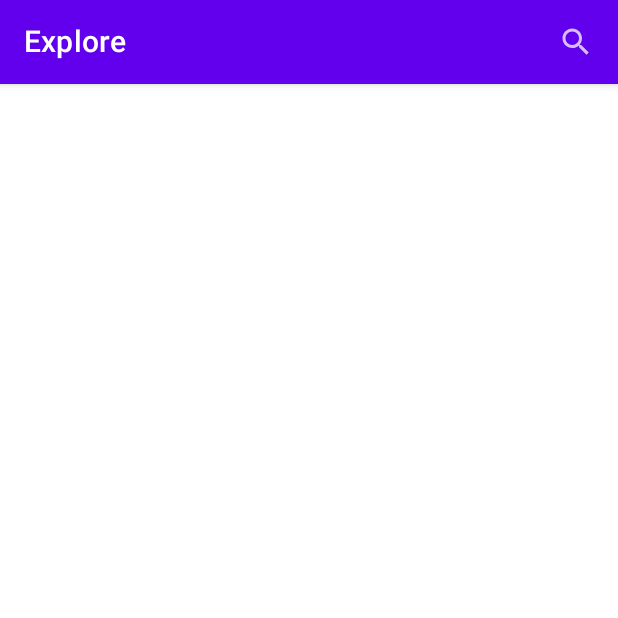
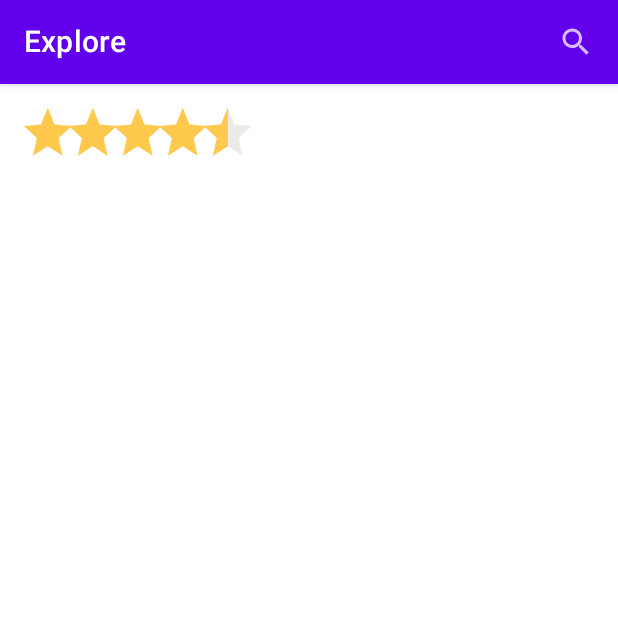
Before and after one commit to SvetlanaMelekhova/BorutoApp, an Android app built with Jetpack Compose: the HomeScreen screen opened through its navigation route, on a phone screen of 412 x 824 dp, the top half of it. Run offline under Robolectric (Android 15) with nearby library versions, the phone set to English and light mode, and no system bars; our stand-ins replace Dagger/Hilt's generated code, Room's generated code, accompanist, paging.

Commit message:
create rating widget

```diff
--- /dev/null
+++ b/app/src/main/java/com/svetlana/learn/borutoapp/presentation/components/RatingWidget.kt
@@ -0,0 +1,242 @@
+package com.svetlana.learn.borutoapp.presentation.components
+
+import android.util.Log
+import androidx.compose.foundation.Canvas
+import androidx.compose.foundation.layout.Arrangement
+import androidx.compose.foundation.layout.Row
+import androidx.compose.foundation.layout.size
+import androidx.compose.runtime.*
+import androidx.compose.ui.Modifier
+import androidx.compose.ui.geometry.Rect
+import androidx.compose.ui.geometry.Size
+import androidx.compose.ui.graphics.Path
+import androidx.compose.ui.graphics.drawscope.clipPath
+import androidx.compose.ui.graphics.drawscope.scale
+import androidx.compose.ui.graphics.drawscope.translate
+import androidx.compose.ui.graphics.vector.PathParser
+import androidx.compose.ui.res.stringResource
+import androidx.compose.ui.tooling.preview.Preview
+import androidx.compose.ui.unit.Dp
+import androidx.compose.ui.unit.dp
+import com.svetlana.learn.borutoapp.R
+import com.svetlana.learn.borutoapp.ui.theme.EXTRA_SMALL_PADDING
+import com.svetlana.learn.borutoapp.ui.theme.LightGray
+import com.svetlana.learn.borutoapp.ui.theme.StarColor
+
+@Composable
+fun RatingWidget(
+    modifier: Modifier,
+    rating: Double,
+    scaleFactor: Float = 2f,
+    spaceBetween: Dp = EXTRA_SMALL_PADDING
+) {
+    val result = calculateStars(rating = rating)
+    val starPathString = stringResource(id = R.string.star_path)
+    val starPath = remember {
+        PathParser().parsePathString(pathData = starPathString).toPath()
+    }
+    val startPathBounds = remember {
+        starPath.getBounds()
+    }
+
+    Row(
+        modifier = modifier,
+        horizontalArrangement = Arrangement.spacedBy(spaceBetween)
+    ) {
+        result["filledStars"]?.let {
+            repeat(it){
+                FilledStar(
+                    starPath = starPath,
+                    starPathBounds = startPathBounds,
+                    scaleFactor = scaleFactor
+                )
+            }
+        }
+        result["halfFieldStars"]?.let {
+            repeat(it){
+                HalfFilledStar(
+                    starPath = starPath,
+                    starPathBounds = startPathBounds,
+                    scaleFactor = scaleFactor
+                )
+            }
+        }
+        result["emptyStars"]?.let {
+            repeat(it){
+                EmptyStar(
+                    starPath = starPath,
+                    starPathBounds = startPathBounds,
+                    scaleFactor = scaleFactor
+                )
+            }
+        }
+    }
+}
+
+@Composable
+fun FilledStar(
+    starPath: Path,
+    starPathBounds: Rect,
+    scaleFactor: Float
+) {
+    Canvas(modifier = Modifier.size(24.dp)) {
+        val canvasSize = size
+
+        scale(scale = scaleFactor) {
+            val pathWidth = starPathBounds.width
+            val pathHeight = starPathBounds.height
+
+            val left = (canvasSize.width.div(2f)) - (pathWidth.div(1.7f))
+            val top = (canvasSize.height.div(2f)) - (pathHeight.div(1.7f))
+
+            translate(left = left, top = top) {
+                drawPath(
+                    path = starPath,
+                    color = StarColor
+                )
+            }
+        }
+    }
+}
+
+@Composable
+fun HalfFilledStar(
+    starPath: Path,
+    starPathBounds: Rect,
+    scaleFactor: Float
+) {
+    Canvas(modifier = Modifier.size(24.dp)) {
+        val canvasSize = size
+
+        scale(scale = scaleFactor) {
+            val pathWidth = starPathBounds.width
+            val pathHeight = starPathBounds.height
+
+            val left = (canvasSize.width.div(2f)) - (pathWidth.div(1.7f))
+            val top = (canvasSize.height.div(2f)) - (pathHeight.div(1.7f))
+
+            translate(left = left, top = top) {
+                drawPath(
+                    path = starPath,
+                    color = LightGray.copy(alpha = 0.5f)
+                )
+                clipPath(path = starPath) {
+                    drawRect(
+                        color = StarColor,
+                        size = Size(
+                            width = starPathBounds.maxDimension.div(1.7f),
+                            height = starPathBounds.maxDimension.times(scaleFactor)
+                        )
+                    )
+                }
+            }
+        }
+    }
+}
+
+@Composable
+fun EmptyStar(
+    starPath: Path,
+    starPathBounds: Rect,
+    scaleFactor: Float
+) {
+    Canvas(modifier = Modifier.size(24.dp)) {
+        val canvasSize = size
+
+        scale(scale = scaleFactor) {
+            val pathWidth = starPathBounds.width
+            val pathHeight = starPathBounds.height
+
+            val left = (canvasSize.width.div(2f)) - (pathWidth.div(1.7f))
+            val top = (canvasSize.height.div(2f)) - (pathHeight.div(1.7f))
+
+            translate(left = left, top = top) {
+                drawPath(
+                    path = starPath,
+                    color = LightGray.copy(alpha = 0.5f)
+                )
+            }
+        }
+    }
+}
+
+@Composable
+fun calculateStars(rating: Double): Map<String, Int> {
+    val maxStars by remember { mutableStateOf(5) }
+    var filledStars by remember { mutableStateOf(0) }
+    var halfFilledStars by remember { mutableStateOf(0) }
+    var emptyStars by remember { mutableStateOf(0) }
+
+    LaunchedEffect(key1 = rating) {
+        val (firstNumber, lastNumber) = rating.toString()
+            .split(".")
+            .map { it.toInt() }
+
+        if (firstNumber in 0..5 && lastNumber in 0..9) {
+            filledStars = firstNumber
+            if (lastNumber in 1..5) {
+                halfFilledStars++
+            }
+            if (lastNumber in 6..9) {
+                filledStars++
+            }
+            if (firstNumber == 5 && lastNumber > 0) {
+                emptyStars = 5
+                filledStars = 0
+                halfFilledStars = 0
+            }
+        } else {
+            Log.d("RatingWidget", "Invalid rating number.")
+        }
+    }
+
+    emptyStars = maxStars - (filledStars + halfFilledStars)
+    return mapOf(
+        "filledStars" to filledStars,
+        "halfFieldStars" to halfFilledStars,
+        "emptyStars" to emptyStars
+    )
+}
+
+
+@Composable
+@Preview(showBackground = true)
+fun FilledStarPreview() {
+    val starPathString = stringResource(id = R.string.star_path)
+    val starPath = remember {
+        PathParser().parsePathString(pathData = starPathString).toPath()
+    }
+    val startPathBounds = remember {
+        starPath.getBounds()
+    }
+
+    FilledStar(starPath = starPath, starPathBounds = startPathBounds, scaleFactor = 3f)
+}
+
+@Composable
+@Preview(showBackground = true)
+fun HalfFilledStarPreview() {
+    val starPathString = stringResource(id = R.string.star_path)
+    val starPath = remember {
+        PathParser().parsePathString(pathData = starPathString).toPath()
+    }
+    val startPathBounds = remember {
+        starPath.getBounds()
+    }
+
+    HalfFilledStar(starPath = starPath, starPathBounds = startPathBounds, scaleFactor = 3f)
+}
+
+@Composable
+@Preview(showBackground = true)
+fun EmptyFilledStarPreview() {
+    val starPathString = stringResource(id = R.string.star_path)
+    val starPath = remember {
+        PathParser().parsePathString(pathData = starPathString).toPath()
+    }
+    val startPathBounds = remember {
+        starPath.getBounds()
+    }
+
+    EmptyStar(starPath = starPath, starPathBounds = startPathBounds, scaleFactor = 3f)
+}
--- a/app/src/main/java/com/svetlana/learn/borutoapp/presentation/screens/home/HomeScreen.kt
+++ b/app/src/main/java/com/svetlana/learn/borutoapp/presentation/screens/home/HomeScreen.kt
@@ -1,9 +1,13 @@
 package com.svetlana.learn.borutoapp.presentation.screens.home
 
+import androidx.compose.foundation.layout.padding
 import androidx.compose.material.Scaffold
 import androidx.compose.runtime.Composable
+import androidx.compose.ui.Modifier
 import androidx.hilt.navigation.compose.hiltViewModel
 import androidx.paging.compose.collectAsLazyPagingItems
+import com.svetlana.learn.borutoapp.presentation.components.RatingWidget
+import com.svetlana.learn.borutoapp.ui.theme.LARGE_PADDING
 
 @Composable
 fun HomeScreen(
@@ -17,6 +21,9 @@ fun HomeScreen(
             HomeTopBar(onSearchClicked = {})
         }
     ) {
-
+        RatingWidget(
+            modifier = Modifier.padding(all = LARGE_PADDING),
+            rating = 4.3
+        )
     }
 }
--- a/app/src/main/java/com/svetlana/learn/borutoapp/ui/theme/Dimens.kt
+++ b/app/src/main/java/com/svetlana/learn/borutoapp/ui/theme/Dimens.kt
@@ -6,6 +6,7 @@ val EXTRA_LARGE_PADDING = 40.dp
 val LARGE_PADDING = 20.dp
 val MEDIUM_PADDING = 16.dp
 val SMALL_PADDING = 10.dp
+val EXTRA_SMALL_PADDING = 6.dp
 
 val PAGING_INDICATOR_WIDTH = 12.dp
 val PAGING_INDICATOR_SPACING = 8.dp
--- a/app/src/main/res/values-night/strings.xml
+++ b/app/src/main/res/values-night/strings.xml
@@ -1,6 +1,8 @@
 <?xml version="1.0" encoding="utf-8"?>
 <resources>
+    <string name="app_name">BorutoApp</string>
     <string name="app_logo">App Logo</string>
     <string name="on_boarding_image">On Boarding Image</string>
     <string name="search_icon">Search icon</string>
+    <string name="star_path">M14,21.288,21.416,26l-1.968-8.88L26,11.145l-8.628-.771L14,2l-3.372,8.375L2,11.145,8.552,17.12,6.584,26Z</string>
 </resources>
--- a/app/src/main/res/values/strings.xml
+++ b/app/src/main/res/values/strings.xml
@@ -1,6 +1,8 @@
+<?xml version="1.0" encoding="utf-8"?>
 <resources>
     <string name="app_name">BorutoApp</string>
     <string name="app_logo">App Logo</string>
     <string name="on_boarding_image">On Boarding Image</string>
     <string name="search_icon">Search icon</string>
+    <string name="star_path">M14,21.288,21.416,26l-1.968-8.88L26,11.145l-8.628-.771L14,2l-3.372,8.375L2,11.145,8.552,17.12,6.584,26Z</string>
 </resources>
```
